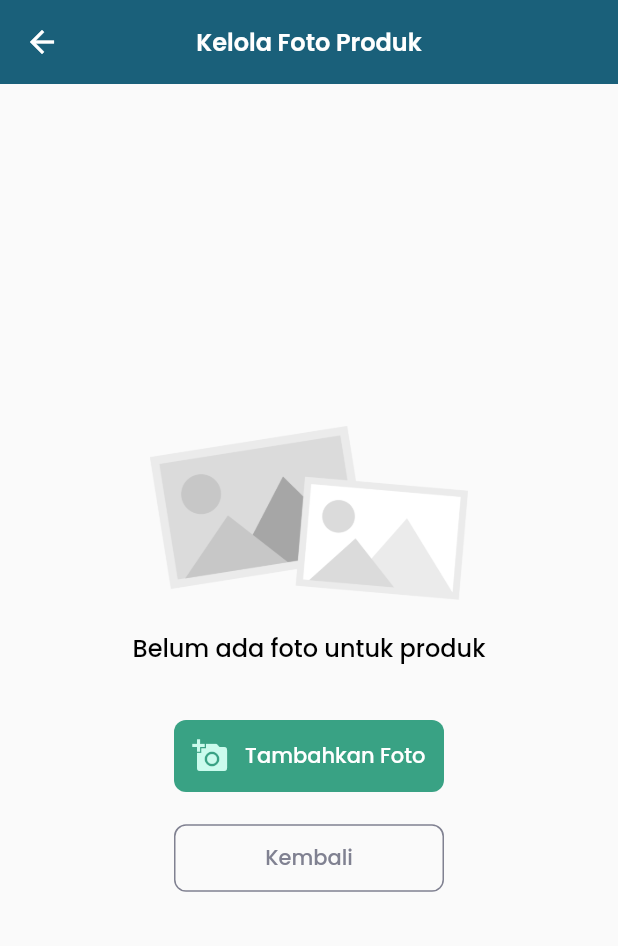
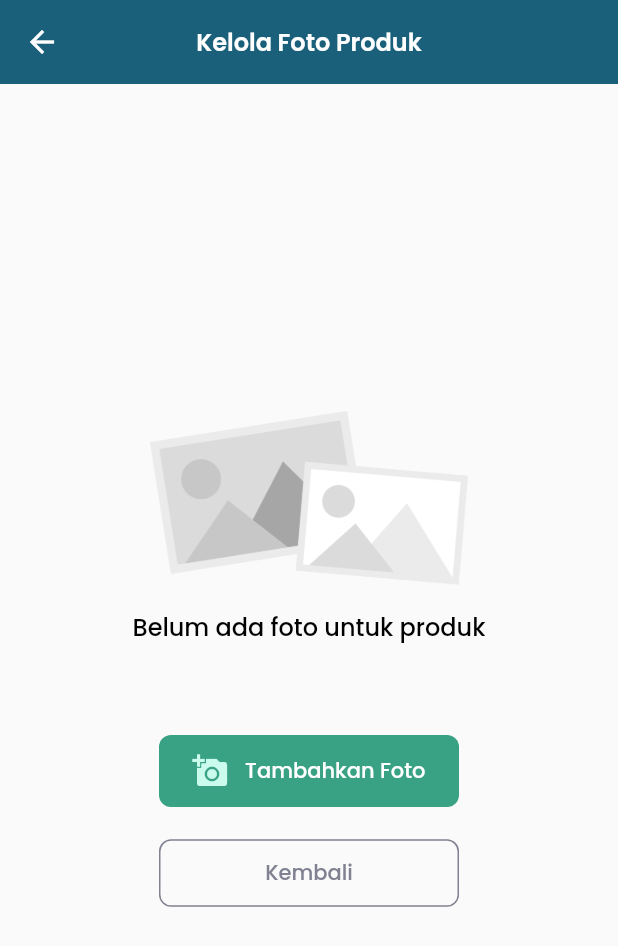
Before and after one commit to elvinadianalimartha/admin_budiberas, a Flutter app: the FormEditPhotoProduct screen opened directly with empty values, on a phone screen of 412 x 824 dp. Shown: the top 946 px of the screen. Run offline on Flutter 3.47's test engine with Material 2 defaults, Android fonts, the phone set to English and light mode, and no system bars; our stand-ins replace cloud_firestore, dropdown_button2, firebase_core, flutter_typeahead, google_fonts, image_picker; accounts and stored records are empty; network calls fail.

Commit message:
fixing UI

```diff
--- a/lib/views/form/edit_photo_product.dart
+++ b/lib/views/form/edit_photo_product.dart
@@ -167,6 +167,7 @@ class _FormEditPhotoProductState extends State<FormEditPhotoProduct> {
         statusChanged = true;
         print("hapus: $statusChanged");
 
+        Navigator.pop(context);
         ScaffoldMessenger.of(context).showSnackBar(
           SnackBar(
             content: const Text('Foto berhasil dihapus'),
@@ -175,10 +176,11 @@ class _FormEditPhotoProductState extends State<FormEditPhotoProduct> {
           ),
         );
       } else {
+        Navigator.pop(context);
         ScaffoldMessenger.of(context).showSnackBar(
           SnackBar(
-            content: const Text('Foto gagal diedit'),
-            backgroundColor: secondaryColor,
+            content: const Text('Foto gagal dihapus'),
+            backgroundColor: alertColor,
             duration: const Duration(seconds: 2),
           ),
         );
@@ -337,7 +339,7 @@ class _FormEditPhotoProductState extends State<FormEditPhotoProduct> {
             child: Align(
               alignment: Alignment.topRight,
               child: SizedBox(
-                width: 150,
+                width: 180,
                 child: Consumer<GalleryProvider>(
                   builder: (context, data, child){
                     return AddButton(
@@ -396,17 +398,19 @@ class _FormEditPhotoProductState extends State<FormEditPhotoProduct> {
           mainAxisAlignment: MainAxisAlignment.center,
           children: [
             Image.asset('assets/empty-image-icon.png', width: MediaQuery.of(context).size.width - (10 * defaultMargin),),
+            Padding(
+              padding: const EdgeInsets.all(16.0),
+              child: Text(
+                'Belum ada foto untuk produk\n${widget.productName}',
+                textAlign: TextAlign.center,
+                style: primaryTextStyle.copyWith(
+                    fontWeight: medium,
+                    fontSize: 16),
+              ),
+            ),
             const SizedBox(height: 20,),
-            Text(
-              'Belum ada foto untuk produk ${widget.productName}',
-              textAlign: TextAlign.center,
-              style: primaryTextStyle.copyWith(
-                  fontWeight: medium,
-                  fontSize: 16),
-            ),
-            const SizedBox(height: 36,),
             SizedBox(
-              width: 180,
+              width: 200,
               child: Consumer<GalleryProvider>(
                 builder: (context, data, child){
                   return AddButton(
@@ -421,7 +425,7 @@ class _FormEditPhotoProductState extends State<FormEditPhotoProduct> {
             ),
             const SizedBox(height: 20,),
             SizedBox(
-              width: 180,
+              width: 200,
               child: CancelButton(
                 onClick: () {
                   context.read<GalleryProvider>().productGalleries.clear();
```
